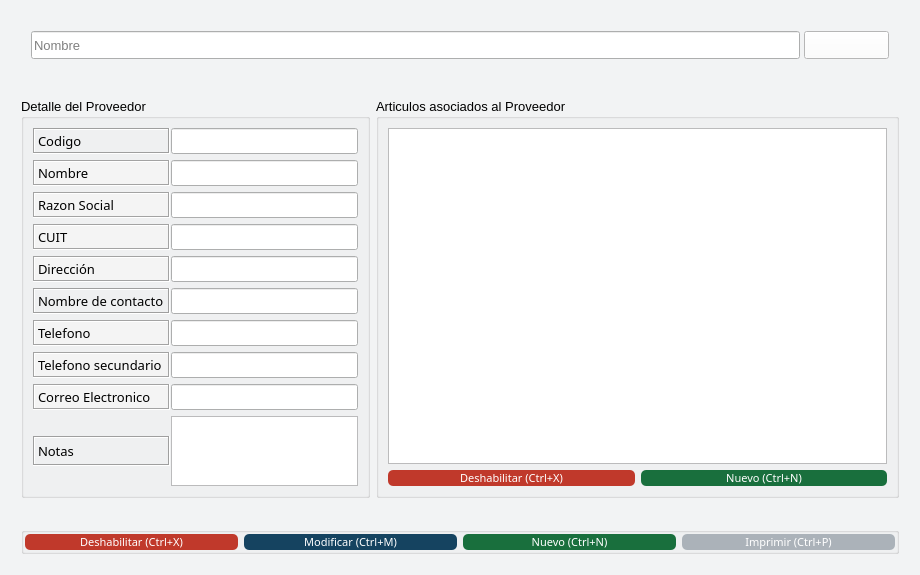
Qt form Vistas/gui/detalles/proveedor_detalle.ui (Lonaris/Corupel) before a commit.
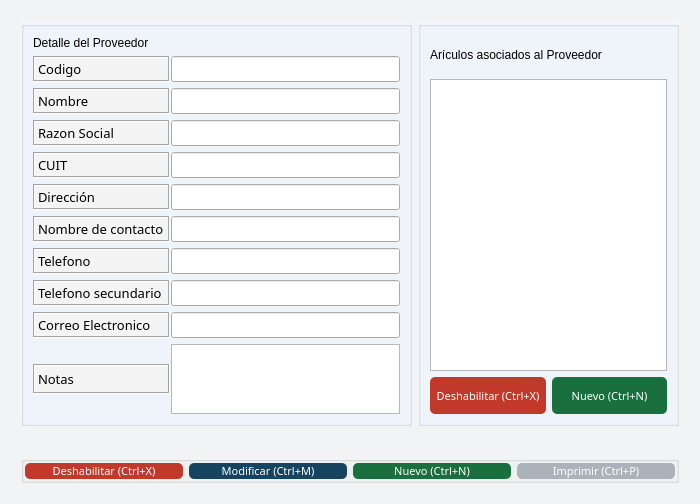
The same form after that commit. Icons and pictures are not drawn.

Commit message:
ligeros cambios a la interfaz
Saque el buscador y agregue colores a las line edit que faltaban

```diff
--- a/Vistas/gui/detalles/proveedor_detalle.ui
+++ b/Vistas/gui/detalles/proveedor_detalle.ui
@@ -6,8 +6,8 @@
    <rect>
     <x>0</x>
     <y>0</y>
-    <width>920</width>
-    <height>575</height>
+    <width>700</width>
+    <height>500</height>
    </rect>
   </property>
   <property name="sizePolicy">
@@ -442,7 +442,7 @@
   </property>
   <layout class="QGridLayout" name="gridLayout_2">
    <item row="0" column="0">
-    <layout class="QVBoxLayout" name="main_layout" stretch="1,1,10,1,1">
+    <layout class="QVBoxLayout" name="main_layout" stretch="10,1,1">
      <property name="leftMargin">
       <number>10</number>
      </property>
@@ -456,122 +456,7 @@
       <number>10</number>
      </property>
      <item>
-      <layout class="QHBoxLayout" name="layout_busqueda" stretch="90,10">
-       <property name="spacing">
-        <number>4</number>
-       </property>
-       <property name="sizeConstraint">
-        <enum>QLayout::SetMinimumSize</enum>
-       </property>
-       <property name="leftMargin">
-        <number>10</number>
-       </property>
-       <property name="topMargin">
-        <number>10</number>
-       </property>
-       <property name="rightMargin">
-        <number>10</number>
-       </property>
-       <property name="bottomMargin">
-        <number>10</number>
-       </property>
-       <item>
-        <widget class="QLineEdit" name="buscador">
-         <property name="sizePolicy">
-          <sizepolicy hsizetype="Expanding" vsizetype="Expanding">
-           <horstretch>0</horstretch>
-           <verstretch>0</verstretch>
-          </sizepolicy>
-         </property>
-         <property name="maximumSize">
-          <size>
-           <width>16777215</width>
-           <height>40</height>
-          </size>
-         </property>
-         <property name="font">
-          <font>
-           <family>MS Shell Dlg 2</family>
-           <pointsize>10</pointsize>
-           <weight>50</weight>
-           <bold>false</bold>
-          </font>
-         </property>
-         <property name="mouseTracking">
-          <bool>false</bool>
-         </property>
-         <property name="text">
-          <string/>
-         </property>
-         <property name="frame">
-          <bool>true</bool>
-         </property>
-         <property name="placeholderText">
-          <string>Nombre</string>
-         </property>
-        </widget>
-       </item>
-       <item>
-        <widget class="QPushButton" name="btn_buscar">
-         <property name="sizePolicy">
-          <sizepolicy hsizetype="Expanding" vsizetype="Expanding">
-           <horstretch>0</horstretch>
-           <verstretch>0</verstretch>
-          </sizepolicy>
-         </property>
-         <property name="maximumSize">
-          <size>
-           <width>16777215</width>
-           <height>40</height>
-          </size>
-         </property>
-         <property name="font">
-          <font>
-           <family>Ariall</family>
-           <pointsize>-1</pointsize>
-          </font>
-         </property>
-         <property name="styleSheet">
-          <string notr="true">#btn_buscar{
-	background-color:#FFFFFF ;
-	color: #ffffff;
-	font-family: 'Ariall';
-	font-size: 14px;
-	}
-</string>
-         </property>
-         <property name="text">
-          <string/>
-         </property>
-         <property name="icon">
-          <iconset>
-           <normaloff>../ico/search.png</normaloff>../ico/search.png</iconset>
-         </property>
-         <property name="iconSize">
-          <size>
-           <width>25</width>
-           <height>25</height>
-          </size>
-         </property>
-        </widget>
-       </item>
-      </layout>
-     </item>
-     <item>
-      <spacer name="horizontalSpacer_2">
-       <property name="orientation">
-        <enum>Qt::Horizontal</enum>
-       </property>
-       <property name="sizeHint" stdset="0">
-        <size>
-         <width>40</width>
-         <height>20</height>
-        </size>
-       </property>
-      </spacer>
-     </item>
-     <item>
-      <layout class="QHBoxLayout" name="layout_detalles" stretch="40,60">
+      <layout class="QHBoxLayout" name="layout_detalles" stretch="60,40">
        <item>
         <widget class="QGroupBox" name="box_proveedor">
          <property name="font">
@@ -582,36 +467,23 @@
            <bold>false</bold>
           </font>
          </property>
+         <property name="styleSheet">
+          <string notr="true">#box_proveedor{
+	background-color: #F2F6FD;
+	}</string>
+         </property>
          <property name="title">
-          <string>Detalle del Proveedor</string>
+          <string/>
          </property>
-         <layout class="QGridLayout" name="gridLayout_5" rowstretch="0,0,0,0,0,0,0,0,0,3,0,0" columnstretch="0,0" rowminimumheight="0,0,0,0,0,0,0,0,0,3,0,0">
+         <layout class="QGridLayout" name="gridLayout_5" rowstretch="10,0,0,0,0,0,0,0,0,3,0,0,0" columnstretch="0,0" rowminimumheight="0,0,0,0,0,0,0,0,0,3,0,0,0">
           <property name="horizontalSpacing">
            <number>1</number>
           </property>
-          <item row="7" column="1">
-           <widget class="QLineEdit" name="prov_telefono">
-            <property name="sizePolicy">
-             <sizepolicy hsizetype="Minimum" vsizetype="Minimum">
-              <horstretch>0</horstretch>
-              <verstretch>0</verstretch>
-             </sizepolicy>
+          <item row="4" column="1">
+           <widget class="QLineEdit" name="prov_cuit">
+            <property name="enabled">
+             <bool>true</bool>
             </property>
-            <property name="font">
-             <font>
-              <family>DokChampa</family>
-              <pointsize>10</pointsize>
-              <weight>50</weight>
-              <bold>false</bold>
-             </font>
-            </property>
-           </widget>
-          </item>
-          <item row="11" column="1">
-           <widget class="QTextEdit" name="prov_notas"/>
-          </item>
-          <item row="0" column="0">
-           <widget class="QLabel" name="label_nombre_2">
             <property name="sizePolicy">
              <sizepolicy hsizetype="Minimum" vsizetype="Minimum">
               <horstretch>0</horstretch>
@@ -626,23 +498,12 @@
               <bold>false</bold>
              </font>
             </property>
-            <property name="styleSheet">
-             <string notr="true">#label_nombre{
-background-color: #F4F4F4
-}</string>
-            </property>
-            <property name="frameShape">
-             <enum>QFrame::Box</enum>
-            </property>
-            <property name="frameShadow">
-             <enum>QFrame::Sunken</enum>
-            </property>
             <property name="text">
-             <string>Codigo</string>
+             <string/>
             </property>
            </widget>
           </item>
-          <item row="7" column="0">
+          <item row="8" column="0">
            <widget class="QLabel" name="label_tel1">
             <property name="sizePolicy">
              <sizepolicy hsizetype="Minimum" vsizetype="Minimum">
@@ -675,27 +536,6 @@
            </widget>
           </item>
           <item row="2" column="1">
-           <widget class="QLineEdit" name="prov_razon_social">
-            <property name="sizePolicy">
-             <sizepolicy hsizetype="Minimum" vsizetype="Minimum">
-              <horstretch>0</horstretch>
-              <verstretch>0</verstretch>
-             </sizepolicy>
-            </property>
-            <property name="font">
-             <font>
-              <family>DokChampa</family>
-              <pointsize>10</pointsize>
-              <weight>50</weight>
-              <bold>false</bold>
-             </font>
-            </property>
-            <property name="text">
-             <string/>
-            </property>
-           </widget>
-          </item>
-          <item row="1" column="1">
            <widget class="QLineEdit" name="prov_nombre">
             <property name="sizePolicy">
              <sizepolicy hsizetype="Minimum" vsizetype="Minimum">
@@ -716,8 +556,8 @@
             </property>
            </widget>
           </item>
-          <item row="4" column="1">
-           <widget class="QLineEdit" name="prov_direccion">
+          <item row="1" column="1">
+           <widget class="QLineEdit" name="prov_id">
             <property name="sizePolicy">
              <sizepolicy hsizetype="Minimum" vsizetype="Minimum">
               <horstretch>0</horstretch>
@@ -732,9 +572,12 @@
               <bold>false</bold>
              </font>
             </property>
+            <property name="text">
+             <string/>
+            </property>
            </widget>
           </item>
-          <item row="11" column="0">
+          <item row="12" column="0">
            <widget class="QLabel" name="label_notas">
             <property name="sizePolicy">
              <sizepolicy hsizetype="Minimum" vsizetype="Minimum">
@@ -757,7 +600,7 @@
              </font>
             </property>
             <property name="styleSheet">
-             <string notr="true">#label_correo_electronico{
+             <string notr="true">#label_notas{
 background-color: #F4F4F4
 }</string>
             </property>
@@ -772,28 +615,7 @@
             </property>
            </widget>
           </item>
-          <item row="0" column="1">
-           <widget class="QLineEdit" name="prov_id">
-            <property name="sizePolicy">
-             <sizepolicy hsizetype="Minimum" vsizetype="Minimum">
-              <horstretch>0</horstretch>
-              <verstretch>0</verstretch>
-             </sizepolicy>
-            </property>
-            <property name="font">
-             <font>
-              <family>DokChampa</family>
-              <pointsize>10</pointsize>
-              <weight>50</weight>
-              <bold>false</bold>
-             </font>
-            </property>
-            <property name="text">
-             <string/>
-            </property>
-           </widget>
-          </item>
-          <item row="8" column="1">
+          <item row="9" column="1">
            <widget class="QLineEdit" name="prov_telefono_dos">
             <property name="enabled">
              <bool>true</bool>
@@ -817,7 +639,7 @@
             </property>
            </widget>
           </item>
-          <item row="8" column="0">
+          <item row="9" column="0">
            <widget class="QLabel" name="label_tel2">
             <property name="sizePolicy">
              <sizepolicy hsizetype="Minimum" vsizetype="Minimum">
@@ -849,7 +671,10 @@
             </property>
            </widget>
           </item>
-          <item row="2" column="0">
+          <item row="12" column="1">
+           <widget class="QTextEdit" name="prov_notas"/>
+          </item>
+          <item row="3" column="0">
            <widget class="QLabel" name="label_razon_social">
             <property name="sizePolicy">
              <sizepolicy hsizetype="Minimum" vsizetype="Minimum">
@@ -881,7 +706,46 @@
             </property>
            </widget>
           </item>
-          <item row="1" column="0">
+          <item row="3" column="1">
+           <widget class="QLineEdit" name="prov_razon_social">
+            <property name="sizePolicy">
+             <sizepolicy hsizetype="Minimum" vsizetype="Minimum">
+              <horstretch>0</horstretch>
+              <verstretch>0</verstretch>
+             </sizepolicy>
+            </property>
+            <property name="font">
+             <font>
+              <family>DokChampa</family>
+              <pointsize>10</pointsize>
+              <weight>50</weight>
+              <bold>false</bold>
+             </font>
+            </property>
+            <property name="text">
+             <string/>
+            </property>
+           </widget>
+          </item>
+          <item row="5" column="1">
+           <widget class="QLineEdit" name="prov_direccion">
+            <property name="sizePolicy">
+             <sizepolicy hsizetype="Minimum" vsizetype="Minimum">
+              <horstretch>0</horstretch>
+              <verstretch>0</verstretch>
+             </sizepolicy>
+            </property>
+            <property name="font">
+             <font>
+              <family>DokChampa</family>
+              <pointsize>10</pointsize>
+              <weight>50</weight>
+              <bold>false</bold>
+             </font>
+            </property>
+           </widget>
+          </item>
+          <item row="2" column="0">
            <widget class="QLabel" name="label_nombre">
             <property name="sizePolicy">
              <sizepolicy hsizetype="Minimum" vsizetype="Minimum">
@@ -913,7 +777,39 @@
             </property>
            </widget>
           </item>
-          <item row="4" column="0">
+          <item row="1" column="0">
+           <widget class="QLabel" name="label_nombre_2">
+            <property name="sizePolicy">
+             <sizepolicy hsizetype="Minimum" vsizetype="Minimum">
+              <horstretch>0</horstretch>
+              <verstretch>0</verstretch>
+             </sizepolicy>
+            </property>
+            <property name="font">
+             <font>
+              <family>DokChampa</family>
+              <pointsize>10</pointsize>
+              <weight>50</weight>
+              <bold>false</bold>
+             </font>
+            </property>
+            <property name="styleSheet">
+             <string notr="true">#label_nombre_2{
+background-color: #F4F4F4
+}</string>
+            </property>
+            <property name="frameShape">
+             <enum>QFrame::Box</enum>
+            </property>
+            <property name="frameShadow">
+             <enum>QFrame::Sunken</enum>
+            </property>
+            <property name="text">
+             <string>Codigo</string>
+            </property>
+           </widget>
+          </item>
+          <item row="5" column="0">
            <widget class="QLabel" name="label_direccion">
             <property name="sizePolicy">
              <sizepolicy hsizetype="Minimum" vsizetype="Minimum">
@@ -945,11 +841,8 @@
             </property>
            </widget>
           </item>
-          <item row="3" column="1">
-           <widget class="QLineEdit" name="prov_cuit">
-            <property name="enabled">
-             <bool>true</bool>
-            </property>
+          <item row="8" column="1">
+           <widget class="QLineEdit" name="prov_telefono">
             <property name="sizePolicy">
              <sizepolicy hsizetype="Minimum" vsizetype="Minimum">
               <horstretch>0</horstretch>
@@ -964,44 +857,9 @@
               <bold>false</bold>
              </font>
             </property>
-            <property name="text">
-             <string/>
-            </property>
            </widget>
           </item>
-          <item row="9" column="0">
-           <widget class="QLabel" name="label_correo_electronico">
-            <property name="sizePolicy">
-             <sizepolicy hsizetype="Minimum" vsizetype="Minimum">
-              <horstretch>0</horstretch>
-              <verstretch>0</verstretch>
-             </sizepolicy>
-            </property>
-            <property name="font">
-             <font>
-              <family>DokChampa</family>
-              <pointsize>10</pointsize>
-              <weight>50</weight>
-              <bold>false</bold>
-             </font>
-            </property>
-            <property name="styleSheet">
-             <string notr="true">#label_correo_electronico{
-background-color: #F4F4F4
-}</string>
-            </property>
-            <property name="frameShape">
-             <enum>QFrame::Box</enum>
-            </property>
-            <property name="frameShadow">
-             <enum>QFrame::Sunken</enum>
-            </property>
-            <property name="text">
-             <string>Correo Electronico</string>
-            </property>
-           </widget>
-          </item>
-          <item row="9" column="1">
+          <item row="10" column="1">
            <widget class="QLineEdit" name="prov_email">
             <property name="sizePolicy">
              <sizepolicy hsizetype="Minimum" vsizetype="Minimum">
@@ -1022,7 +880,28 @@
             </property>
            </widget>
           </item>
-          <item row="3" column="0">
+          <item row="6" column="1">
+           <widget class="QLineEdit" name="prov_nombre_contacto">
+            <property name="sizePolicy">
+             <sizepolicy hsizetype="Minimum" vsizetype="Minimum">
+              <horstretch>0</horstretch>
+              <verstretch>0</verstretch>
+             </sizepolicy>
+            </property>
+            <property name="font">
+             <font>
+              <family>DokChampa</family>
+              <pointsize>10</pointsize>
+              <weight>50</weight>
+              <bold>false</bold>
+             </font>
+            </property>
+            <property name="text">
+             <string/>
+            </property>
+           </widget>
+          </item>
+          <item row="4" column="0">
            <widget class="QLabel" name="label_cuit">
             <property name="sizePolicy">
              <sizepolicy hsizetype="Minimum" vsizetype="Minimum">
@@ -1054,7 +933,7 @@
             </property>
            </widget>
           </item>
-          <item row="5" column="0">
+          <item row="6" column="0">
            <widget class="QLabel" name="label_contacto">
             <property name="sizePolicy">
              <sizepolicy hsizetype="Minimum" vsizetype="Minimum">
@@ -1071,7 +950,7 @@
              </font>
             </property>
             <property name="styleSheet">
-             <string notr="true">#label_correo_electronico{
+             <string notr="true">#label_contacto{
 background-color: #F4F4F4
 }</string>
             </property>
@@ -1086,8 +965,8 @@
             </property>
            </widget>
           </item>
-          <item row="5" column="1">
-           <widget class="QLineEdit" name="prov_nombre_contacto">
+          <item row="10" column="0">
+           <widget class="QLabel" name="label_correo_electronico">
             <property name="sizePolicy">
              <sizepolicy hsizetype="Minimum" vsizetype="Minimum">
               <horstretch>0</horstretch>
@@ -1102,8 +981,26 @@
               <bold>false</bold>
              </font>
             </property>
+            <property name="styleSheet">
+             <string notr="true">#label_correo_electronico{
+background-color: #F4F4F4
+}</string>
+            </property>
+            <property name="frameShape">
+             <enum>QFrame::Box</enum>
+            </property>
+            <property name="frameShadow">
+             <enum>QFrame::Sunken</enum>
+            </property>
             <property name="text">
-             <string/>
+             <string>Correo Electronico</string>
+            </property>
+           </widget>
+          </item>
+          <item row="0" column="0">
+           <widget class="QLabel" name="label_2">
+            <property name="text">
+             <string>Detalle del Proveedor</string>
             </property>
            </widget>
           </item>
@@ -1117,10 +1014,22 @@
            <pointsize>10</pointsize>
           </font>
          </property>
+         <property name="styleSheet">
+          <string notr="true">#box_articulos{
+	background-color: #F2F6FD;
+	}</string>
+         </property>
          <property name="title">
-          <string>Articulos asociados al Proveedor</string>
+          <string/>
          </property>
-         <layout class="QVBoxLayout" name="verticalLayout_2" stretch="2,0">
+         <layout class="QVBoxLayout" name="verticalLayout_2" stretch="10,80,10">
+          <item>
+           <widget class="QLabel" name="label">
+            <property name="text">
+             <string>Arículos asociados al Proveedor</string>
+            </property>
+           </widget>
+          </item>
           <item>
            <widget class="QTableView" name="tbl_articulos">
             <property name="sizePolicy">
```
Left out of the diff: 2 changed lines with no effect on the pictures. The commit also changes 6 other files.
